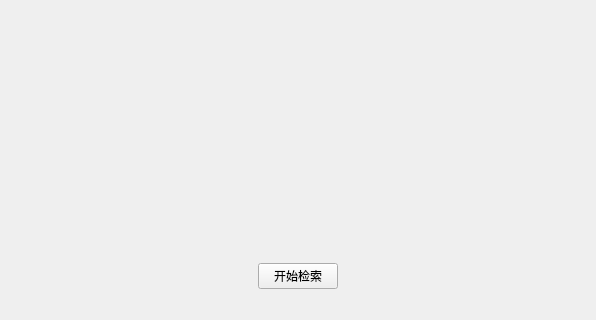
Qt form src/ui/app.ui (raywan-110/CBIR) before a commit; both pictures show x 204 to 800 and y 324 to 644 of the 1004 by 644 pixel window.
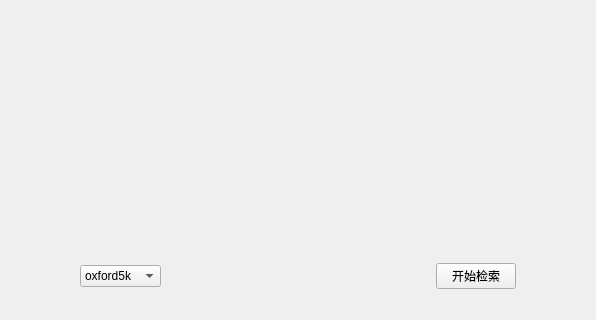
The same form after that commit.

```diff
--- a/src/ui/app.ui
+++ b/src/ui/app.ui
@@ -96,6 +96,26 @@
         <property name="sizeConstraint">
          <enum>QLayout::SetDefaultConstraint</enum>
         </property>
+        <item>
+         <widget class="QComboBox" name="comboBox">
+          <property name="sizePolicy">
+           <sizepolicy hsizetype="Fixed" vsizetype="Fixed">
+            <horstretch>0</horstretch>
+            <verstretch>0</verstretch>
+           </sizepolicy>
+          </property>
+          <item>
+           <property name="text">
+            <string>oxford5k</string>
+           </property>
+          </item>
+          <item>
+           <property name="text">
+            <string>database</string>
+           </property>
+          </item>
+         </widget>
+        </item>
         <item>
          <widget class="QPushButton" name="retrieveButton">
           <property name="enabled">
```
